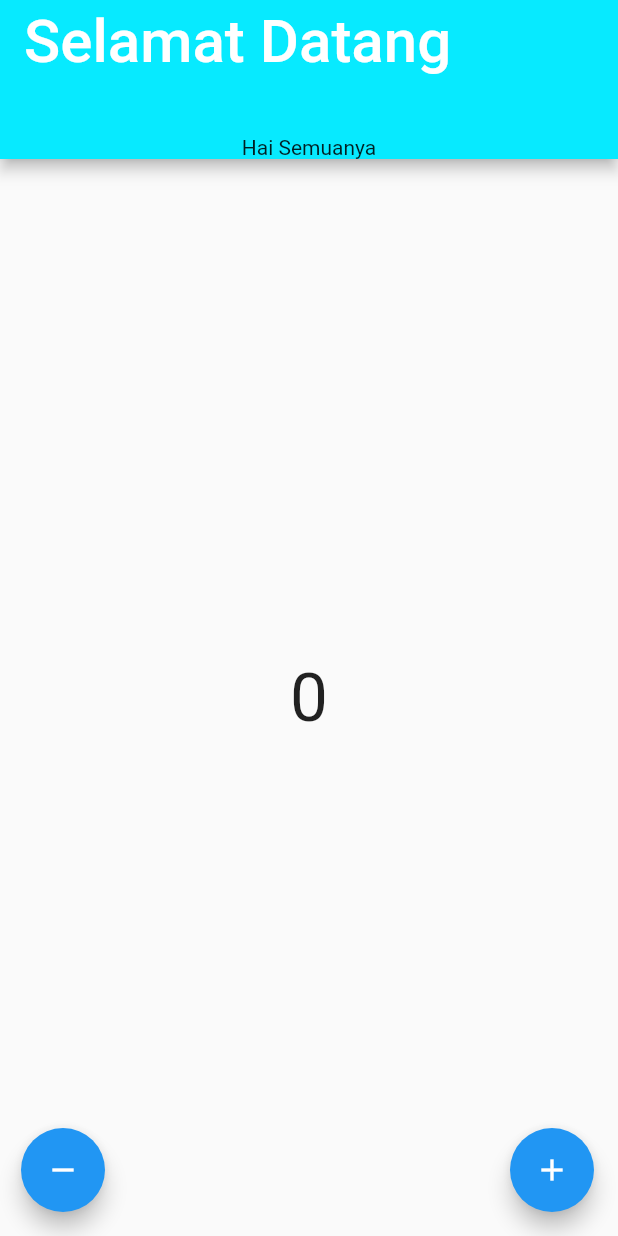
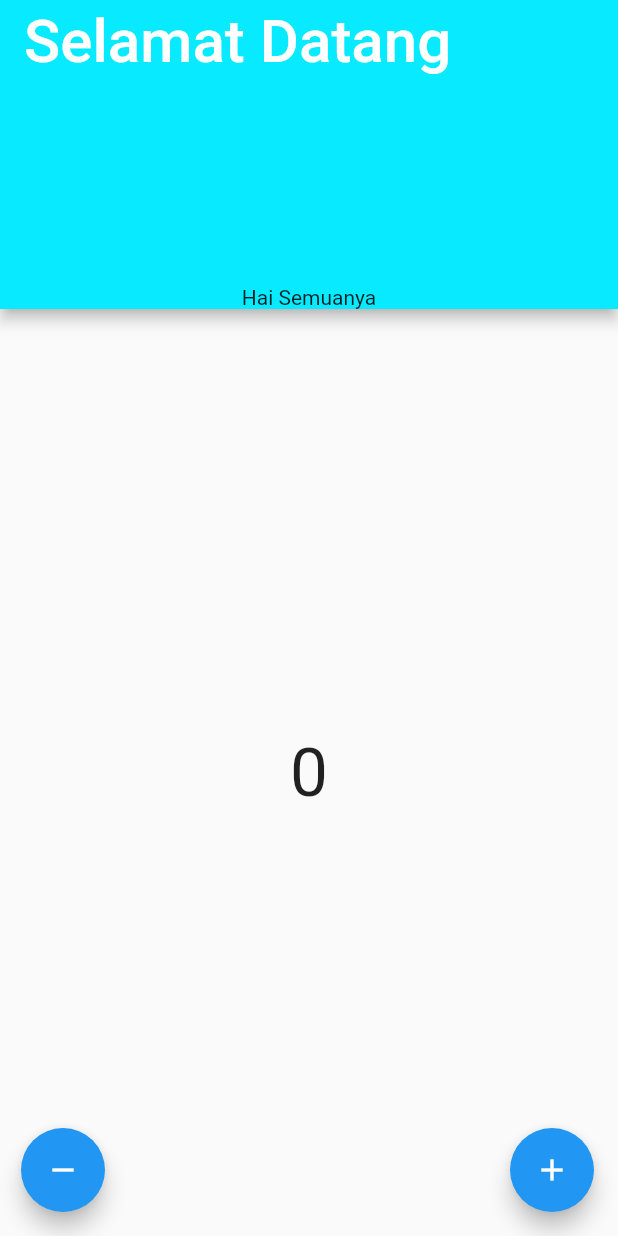
Before and after one commit to Lutpii/fluttercoba, a Flutter app: the screen it shows after launch, on a phone screen of 412 x 824 dp. Run offline on Flutter 3.47's test engine with Material 2 defaults, Android fonts, the phone set to English and light mode, and no system bars.

Commit message:
ganti border

```diff
--- a/lib/main.dart
+++ b/lib/main.dart
@@ -36,7 +36,7 @@ class _HomePageState extends State<HomePage> {
           ),
           backgroundColor: const Color.fromARGB(255, 7, 234, 255),
           bottom: const PreferredSize(
-              preferredSize: Size.fromHeight(50), child: Text("Hai Semuanya")),
+              preferredSize: Size.fromHeight(150), child: Text("Hai Semuanya")),
         ),
         floatingActionButton: Padding(
           padding: const EdgeInsets.only(left: 30),
```
